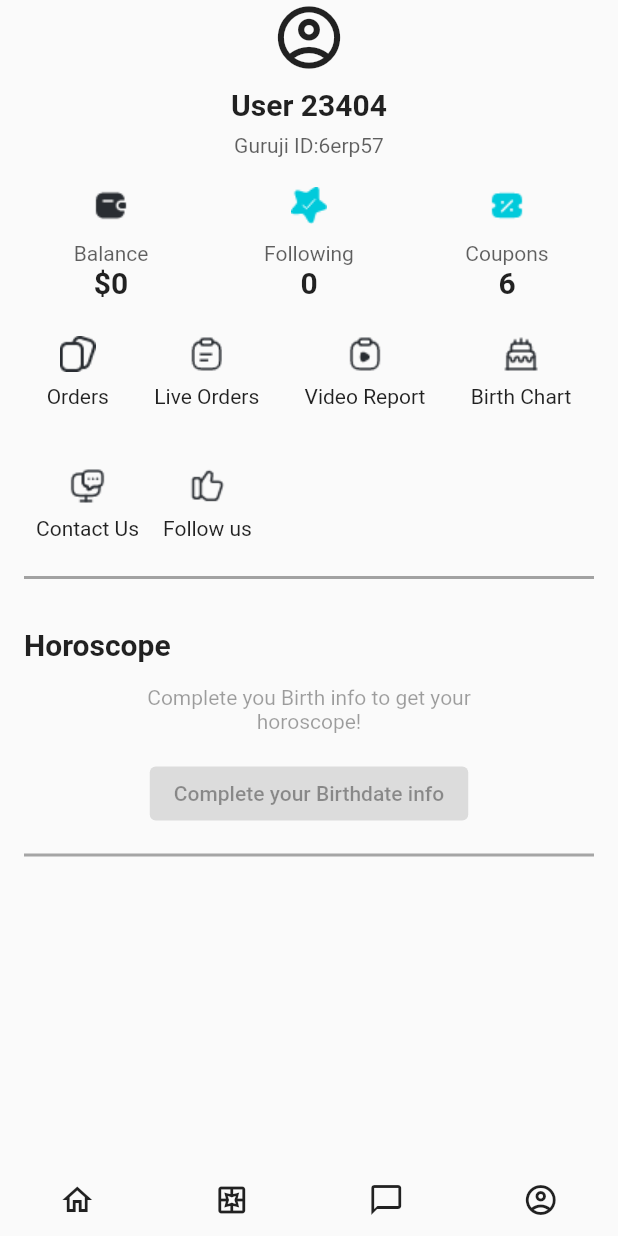
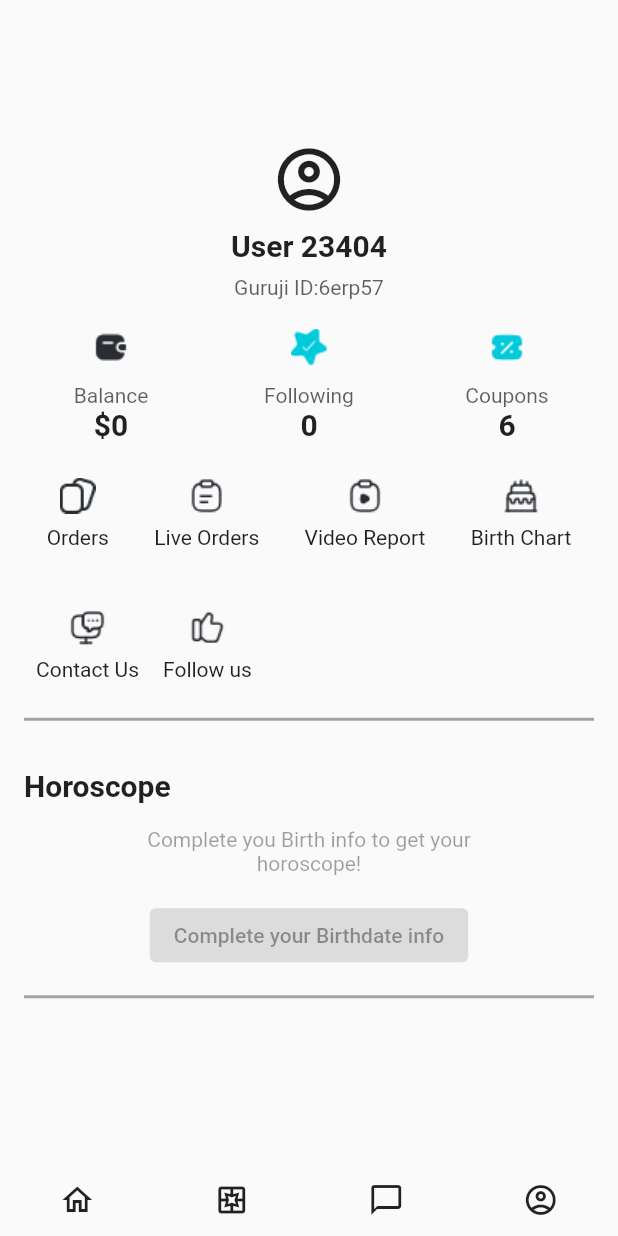
Before and after one commit to AyushRaghuvanshi/Guruji_UI_Clone, a Flutter app: the screen it shows after launch, item 4 of the bottom bar chosen, on a phone screen of 412 x 824 dp. Run offline on Flutter 3.47's test engine with Material 2 defaults, Android fonts, the phone set to English and light mode, and no system bars; our stand-ins replace carousel_slider.

Commit message:
Bug Fixed

```diff
--- a/lib/screens/profile.dart
+++ b/lib/screens/profile.dart
@@ -14,7 +14,8 @@ class Profile extends StatefulWidget {
 class _ProfileState extends State<Profile> {
   @override
   Widget build(BuildContext context) {
-    return SingleChildScrollView(
+    return Center(
+      child: SingleChildScrollView(
         child: Column(
           crossAxisAlignment: CrossAxisAlignment.center,
           mainAxisAlignment: MainAxisAlignment.center,
@@ -51,8 +52,8 @@ class _ProfileState extends State<Profile> {
                       ),
                       Text(
                         '\$0',
-                      style:
-                          TextStyle(fontSize: 20, fontWeight: FontWeight.bold),
+                        style: TextStyle(
+                            fontSize: 20, fontWeight: FontWeight.bold),
                       )
                     ],
                   ),
@@ -67,8 +68,8 @@ class _ProfileState extends State<Profile> {
                       ),
                       Text(
                         '0',
-                      style:
-                          TextStyle(fontSize: 20, fontWeight: FontWeight.bold),
+                        style: TextStyle(
+                            fontSize: 20, fontWeight: FontWeight.bold),
                       )
                     ],
                   ),
@@ -88,8 +89,8 @@ class _ProfileState extends State<Profile> {
                       ),
                       Text(
                         '6',
-                      style:
-                          TextStyle(fontSize: 20, fontWeight: FontWeight.bold),
+                        style: TextStyle(
+                            fontSize: 20, fontWeight: FontWeight.bold),
                       )
                     ],
                   )
@@ -186,8 +187,8 @@ class _ProfileState extends State<Profile> {
                       alignment: Alignment.centerLeft,
                       child: Text(
                         'Horoscope',
-                      style:
-                          TextStyle(fontSize: 20, fontWeight: FontWeight.bold),
+                        style: TextStyle(
+                            fontSize: 20, fontWeight: FontWeight.bold),
                       ),
                     ),
                     Padding(
@@ -207,6 +208,7 @@ class _ProfileState extends State<Profile> {
             )
           ],
         ),
+      ),
     );
   }
 }
```
Lines whose indentation alone changed are shown as unchanged.
